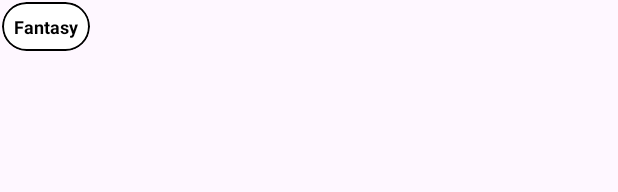
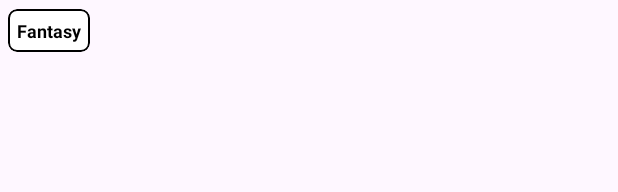
Before and after one commit to joshuanicoo/ITISMOB-ReadIt, an Android app: the layout home_genre_item_layout.xml on its own in the app's theme, with its tools: preview values and no code run, on a phone screen of 412 x 824 dp. Shown: the top 192 px of the screen. Run offline under Robolectric (Android 15) with nearby library versions, the phone set to English and light mode, and no system bars.

Commit message:
Pantay na

```diff
--- a/app/src/main/res/layout/home_genre_item_layout.xml
+++ b/app/src/main/res/layout/home_genre_item_layout.xml
@@ -2,16 +2,16 @@
 <androidx.constraintlayout.widget.ConstraintLayout xmlns:android="http://schemas.android.com/apk/res/android"
     xmlns:app="http://schemas.android.com/apk/res-auto"
     android:layout_width="wrap_content"
-    android:layout_height="wrap_content"
+    android:layout_height="40dp"
     android:background="@android:color/transparent">
 
     <com.google.android.material.card.MaterialCardView
         android:id="@+id/genreCardView"
         android:layout_width="wrap_content"
         android:layout_height="wrap_content"
-        android:layout_margin="1dp"
+        android:layout_margin="5dp"
+        app:cardCornerRadius="6dp"
         app:cardBackgroundColor="@color/white"
-        app:cardCornerRadius="20dp"
         app:layout_constraintBottom_toBottomOf="parent"
         app:layout_constraintEnd_toEndOf="parent"
         app:layout_constraintStart_toStartOf="parent"
@@ -24,7 +24,7 @@
             android:layout_width="wrap_content"
             android:layout_height="wrap_content"
             android:background="@android:color/transparent"
-            android:padding="8dp"
+            android:padding="6dp"
             android:text="@string/genre_holder"
             android:textColor="@color/black"
             android:textSize="12sp"
```
